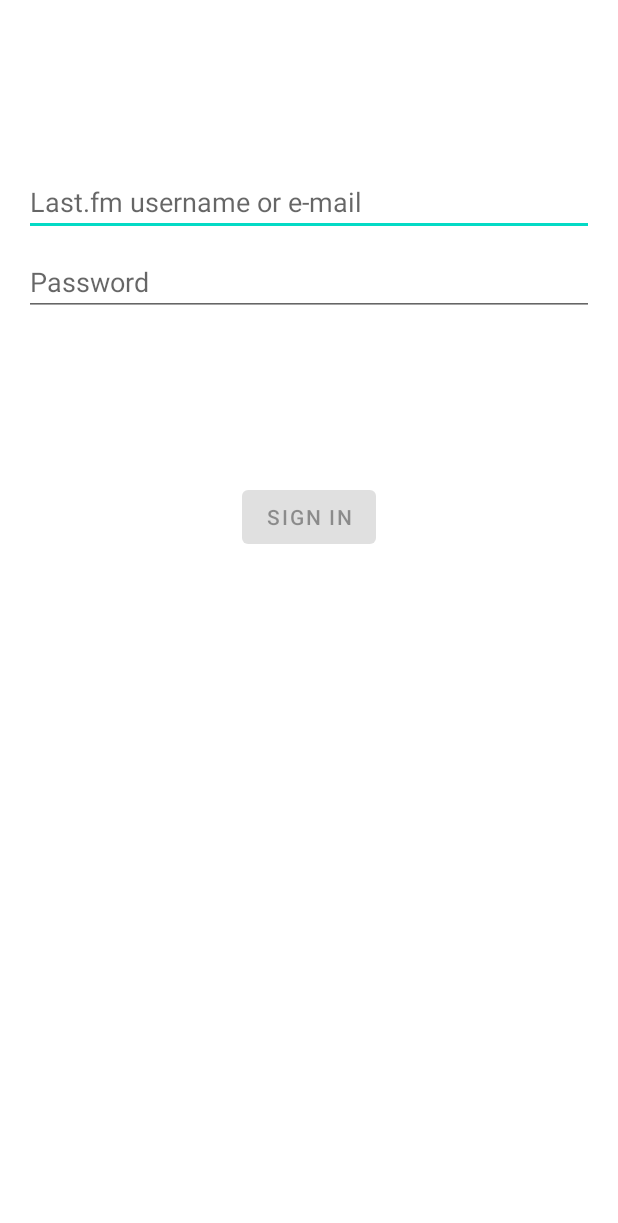
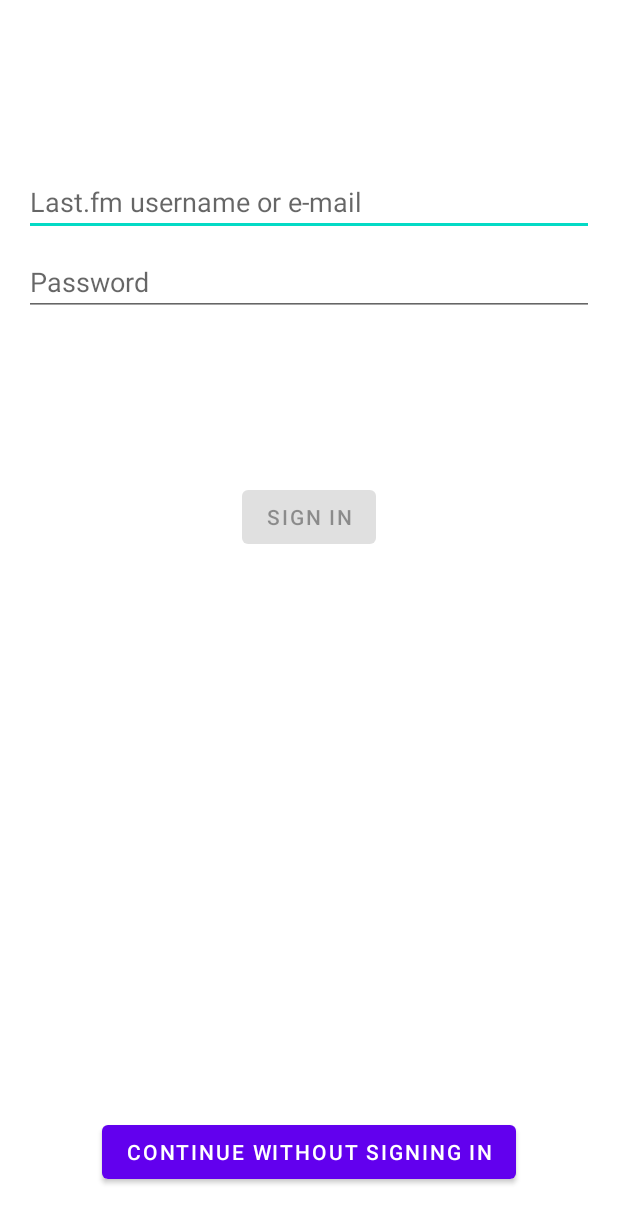
Before and after one commit to cszach/LastPlayed, an Android app: the layout activity_login.xml on its own in the app's theme, with its tools: preview values and no code run, on a phone screen of 412 x 824 dp. Shown: the top 1223 px of the screen. Run offline under Robolectric (Android 15) with nearby library versions, the phone set to English and light mode, and no system bars.

Commit message:
[Login] Basic login UI

```diff
--- a/app/src/main/res/layout/activity_login.xml
+++ b/app/src/main/res/layout/activity_login.xml
@@ -68,4 +68,14 @@
         app:layout_constraintTop_toTopOf="parent"
         app:layout_constraintVertical_bias="0.3" />
 
+    <Button
+        android:id="@+id/continue_without_signing_in"
+        android:layout_width="wrap_content"
+        android:layout_height="wrap_content"
+        android:layout_marginBottom="16dp"
+        android:text="@string/action_continue_without_signing_in"
+        app:layout_constraintBottom_toBottomOf="parent"
+        app:layout_constraintEnd_toEndOf="parent"
+        app:layout_constraintStart_toStartOf="parent" />
+
 </androidx.constraintlayout.widget.ConstraintLayout>
--- a/app/src/main/res/values/strings.xml
+++ b/app/src/main/res/values/strings.xml
@@ -12,4 +12,5 @@
     <string name="invalid_username">Field cannot be empty</string>
     <string name="invalid_password">Field cannot be empty</string>
     <string name="login_failed">"Login failed"</string>
+    <string name="action_continue_without_signing_in">Continue without signing in</string>
 </resources>
```
Also changed, not shown: app/src/main/java/com/dnguy38/lastplayed/ui/login/LoginActivity.kt (+11 -2 lines), app/src/main/res/layout/fragment_login.xml (deleted, +0 -13 lines).
